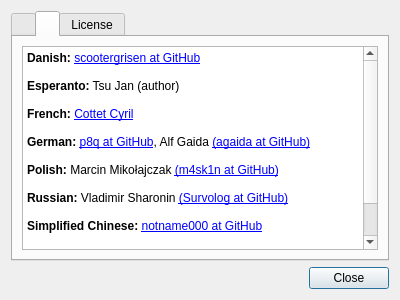
Qt form featherpad/about.ui (vecnathewhisperd0/FeatherPad) before a commit.
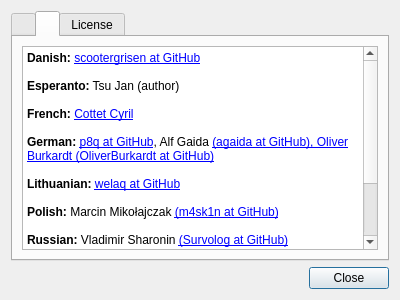
The same form after that commit. The open tabs and pages were chosen to show the change.

```diff
--- a/featherpad/about.ui
+++ b/featherpad/about.ui
@@ -103,7 +103,9 @@
 &lt;p style=&quot;-qt-paragraph-type:empty; margin-top:0px; margin-bottom:0px; margin-left:0px; margin-right:0px; -qt-block-indent:0; text-indent:0px;&quot;&gt;&lt;br /&gt;&lt;/p&gt;
 &lt;p style=&quot; margin-top:0px; margin-bottom:0px; margin-left:0px; margin-right:0px; -qt-block-indent:0; text-indent:0px;&quot;&gt;&lt;span style=&quot; font-weight:600;&quot;&gt;French:&lt;/span&gt; &lt;a href=&quot;mailto:cyrilusber2001@yahoo.fr?Subject=My%20Subject&quot;&gt;&lt;span;&gt;Cottet Cyril&lt;/span&gt;&lt;/a&gt;&lt;/p&gt;
 &lt;p style=&quot;-qt-paragraph-type:empty; margin-top:0px; margin-bottom:0px; margin-left:0px; margin-right:0px; -qt-block-indent:0; text-indent:0px;&quot;&gt;&lt;br /&gt;&lt;/p&gt;
-&lt;p style=&quot; margin-top:0px; margin-bottom:0px; margin-left:0px; margin-right:0px; -qt-block-indent:0; text-indent:0px;&quot;&gt;&lt;span style=&quot; font-weight:600;&quot;&gt;German:&lt;/span&gt; &lt;a href=&quot;https://github.com/p8q&quot;&gt;&lt;span;&gt;p8q at GitHub&lt;/span&gt;&lt;/a&gt;, Alf Gaida &lt;a href=&quot;https://github.com/agaida&quot;&gt;&lt;span;&gt;(agaida at GitHub)&lt;/span&gt;&lt;/a&lt;/p&gt;
+&lt;p style=&quot; margin-top:0px; margin-bottom:0px; margin-left:0px; margin-right:0px; -qt-block-indent:0; text-indent:0px;&quot;&gt;&lt;span style=&quot; font-weight:600;&quot;&gt;German:&lt;/span&gt; &lt;a href=&quot;https://github.com/p8q&quot;&gt;&lt;span;&gt;p8q at GitHub&lt;/span&gt;&lt;/a&gt;, Alf Gaida &lt;a href=&quot;https://github.com/agaida&quot;&gt;&lt;span;&gt;(agaida at GitHub)&lt;/span&gt;&lt;/a&lt;/p&gt;, Oliver Burkardt &lt;a href=&quot;https://github.com/OliverBurkardt&quot;&gt;&lt;span;&gt;(OliverBurkardt at GitHub)&lt;/span&gt;&lt;/a&lt;/p&gt;
+&lt;p style=&quot;-qt-paragraph-type:empty; margin-top:0px; margin-bottom:0px; margin-left:0px; margin-right:0px; -qt-block-indent:0; text-indent:0px;&quot;&gt;&lt;br /&gt;&lt;/p&gt;
+&lt;p style=&quot; margin-top:0px; margin-bottom:0px; margin-left:0px; margin-right:0px; -qt-block-indent:0; text-indent:0px;&quot;&gt;&lt;span style=&quot; font-weight:600;&quot;&gt;Lithuanian:&lt;/span&gt; &lt;a href=&quot;https://github.com/welaq&quot;&gt;&lt;span;&gt;welaq at GitHub&lt;/span&gt;&lt;/a&gt;
 &lt;p style=&quot;-qt-paragraph-type:empty; margin-top:0px; margin-bottom:0px; margin-left:0px; margin-right:0px; -qt-block-indent:0; text-indent:0px;&quot;&gt;&lt;br /&gt;&lt;/p&gt;
 &lt;p style=&quot; margin-top:0px; margin-bottom:0px; margin-left:0px; margin-right:0px; -qt-block-indent:0; text-indent:0px;&quot;&gt;&lt;span style=&quot; font-weight:600;&quot;&gt;Polish:&lt;/span&gt; Marcin Mikołajczak &lt;a href=&quot;https://github.com/m4sk1n&quot;&gt;&lt;span;&gt;(m4sk1n at GitHub)&lt;/span&gt;&lt;/a&gt;&lt;/p&gt;
 &lt;p style=&quot;-qt-paragraph-type:empty; margin-top:0px; margin-bottom:0px; margin-left:0px; margin-right:0px; -qt-block-indent:0; text-indent:0px;&quot;&gt;&lt;br /&gt;&lt;/p&gt;
```
